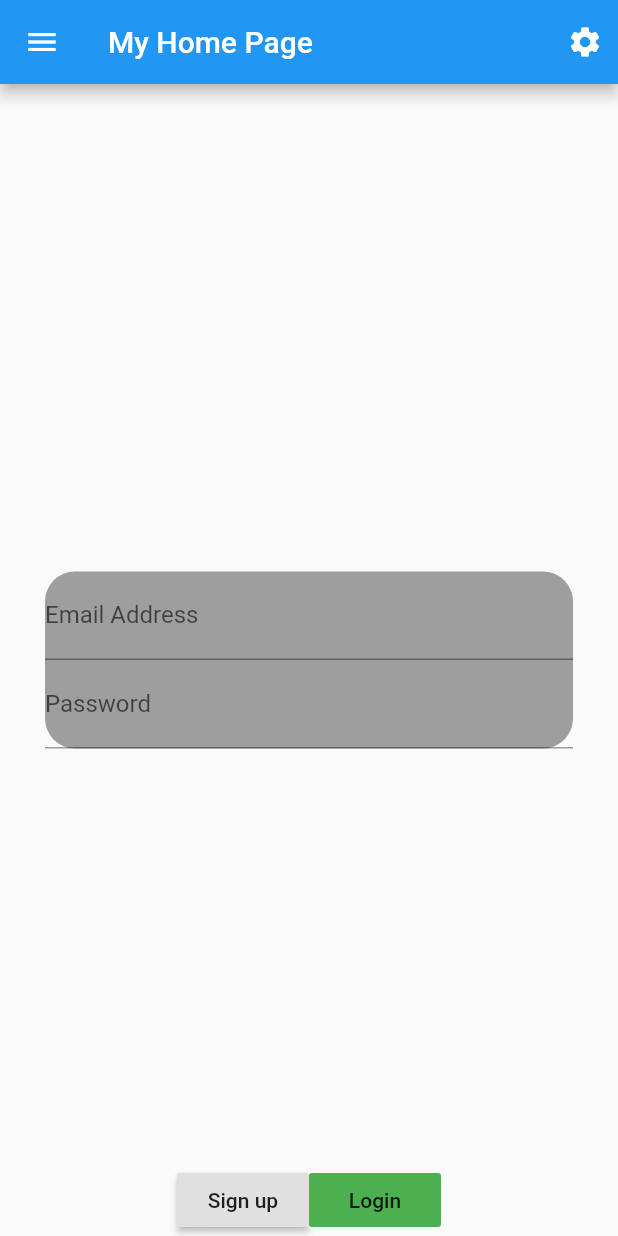
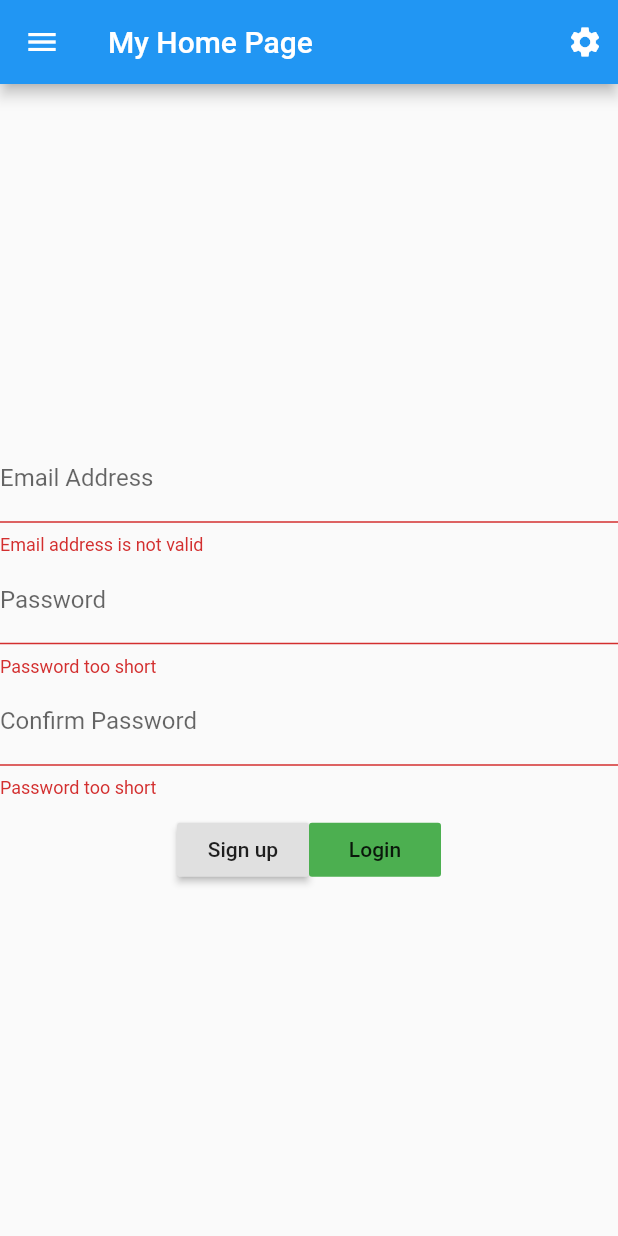
Before and after one commit to janshair/flutter-tutorial, a Flutter app: the screen it shows after launch, after a tap on "Sign up", on a phone screen of 412 x 824 dp. Run offline on Flutter 3.47's test engine with Material 2 defaults, Android fonts, the phone set to English and light mode, and no system bars.

Commit message:
Added validation

```diff
--- a/lib/screens/my_home_page.dart
+++ b/lib/screens/my_home_page.dart
@@ -8,6 +8,11 @@ class MyHomePage extends StatefulWidget {
 
 class _MyHomePageState extends State<MyHomePage> {
   String _bodyText = 'Hello world!';
+  TextEditingController _emailController = TextEditingController();
+  TextEditingController _passwordController = TextEditingController();
+  TextEditingController _confirmPasswordController = TextEditingController();
+
+  GlobalKey<FormState> _formKey = GlobalKey<FormState>();
 
   @override
   Widget build(BuildContext context) {
@@ -24,36 +29,58 @@ class _MyHomePageState extends State<MyHomePage> {
         ],
       ),
       body: Center(
-          child: Container(
-            margin: const EdgeInsets.symmetric(horizontal: 30,vertical: 50),
-            decoration: BoxDecoration(
-              color: Colors.grey,
-              shape: BoxShape.rectangle,
-              borderRadius: BorderRadius.all(Radius.circular(20))
-            ),
-
+        child: Form(
+          key: _formKey,
           child: Column(
             mainAxisSize: MainAxisSize.min,
             mainAxisAlignment: MainAxisAlignment.center,
             children: [
-                TextField(
+               TextFormField(
+                 validator: (value) {
+                   if(!value.contains('@') && !value.contains('.')){
+                     return 'Email address is not valid';
+                   }
+                   return null;
+                 },
                 keyboardType: TextInputType.emailAddress,
+                controller: _emailController,
                 decoration: InputDecoration(
                   labelText: 'Email Address',
                 ),
               ),
-                TextField(
+              TextFormField(
+                validator: (value) {
+                  if(value.length < 4 ){
+                    return 'Password too short';
+                  }
+                  return null;
+                },
+                controller: _passwordController,
                 keyboardType: TextInputType.text,
                 obscureText: true,
                 decoration: InputDecoration(
                   labelText: 'Password',
                 ),
               ),
-              ],
+              TextFormField(
+                controller: _confirmPasswordController,
+                keyboardType: TextInputType.text,
+                validator: (value) {
+                  if(value.length < 4 ){
+                    return 'Password too short';
+                  } else if(_passwordController.text.toString() != _confirmPasswordController.text.toString() ){
+                    return 'Passwords do not match';
+                  }
+                  return null;
+                },
+                obscureText: true,
+                decoration: InputDecoration(
+                  labelText: 'Confirm Password',
                 ),
+
               ),
-        ),
-        bottomSheet: Row(
+              SizedBox(height: 10,),
+              Row(
                 mainAxisAlignment: MainAxisAlignment.center,
                 children: [
                   RaisedButton(
@@ -69,14 +96,14 @@ class _MyHomePageState extends State<MyHomePage> {
                   )
                 ],
               )
+            ],
+          ),
+        ),
+      ),
     );
   }
 
-  void _changeBody(){
-    setState(() {
-      _bodyText = "New text!";
-      print(_bodyText);
-    });
-
+  void _changeBody() {
+    _formKey.currentState.validate();
   }
 }
```
Lines whose indentation alone changed are shown as unchanged.
